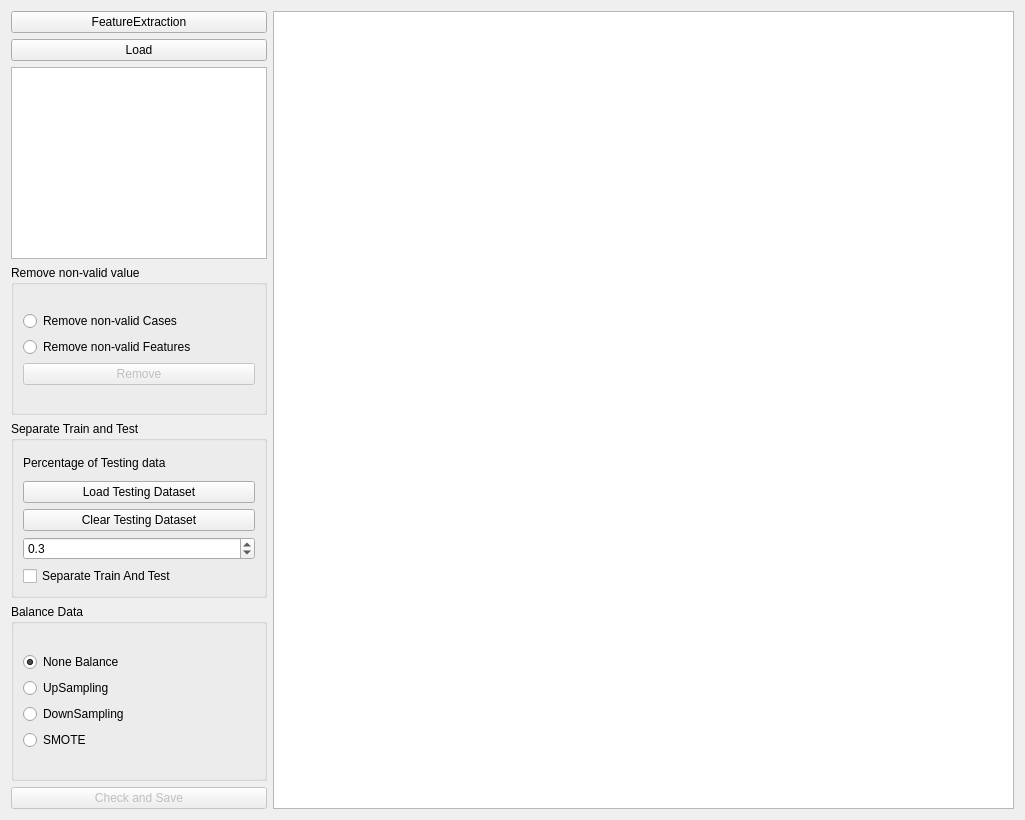
Before: the Qt Designer form GUI/Prepare.ui in salan668/FAE, drawn with Qt 5.
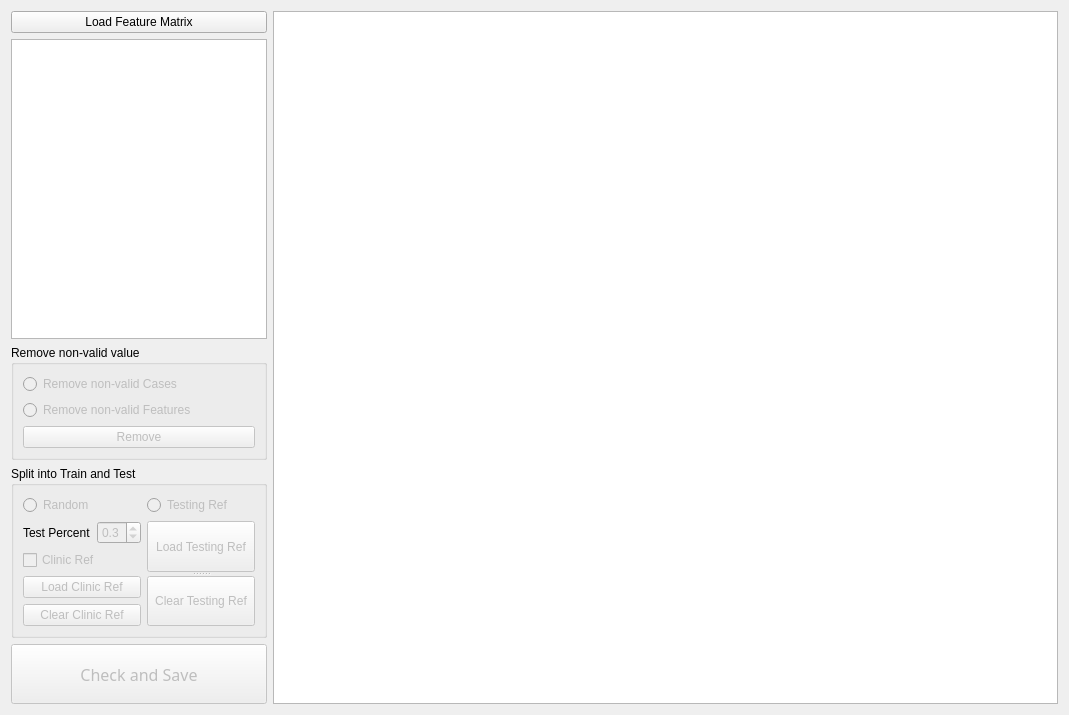
After: the same form once the commit is applied.

Diff of the .ui file:
```diff
--- a/GUI/Prepare.ui
+++ b/GUI/Prepare.ui
@@ -6,8 +6,8 @@
    <rect>
     <x>0</x>
     <y>0</y>
-    <width>1025</width>
-    <height>820</height>
+    <width>1069</width>
+    <height>697</height>
    </rect>
   </property>
   <property name="windowTitle">
@@ -21,13 +21,6 @@
        <property name="sizeConstraint">
         <enum>QLayout::SetDefaultConstraint</enum>
        </property>
-       <item>
-        <widget class="QPushButton" name="FeatureExtractionButton">
-         <property name="text">
-          <string>FeatureExtraction</string>
-         </property>
-        </widget>
-       </item>
        <item>
         <widget class="QPushButton" name="buttonLoad">
          <property name="sizePolicy">
@@ -43,7 +36,7 @@
           </size>
          </property>
          <property name="text">
-          <string>Load</string>
+          <string>Load Feature Matrix</string>
          </property>
         </widget>
        </item>
@@ -55,10 +48,16 @@
            <verstretch>0</verstretch>
           </sizepolicy>
          </property>
+         <property name="minimumSize">
+          <size>
+           <width>0</width>
+           <height>300</height>
+          </size>
+         </property>
          <property name="maximumSize">
           <size>
            <width>16777215</width>
-           <height>200</height>
+           <height>16777215</height>
           </size>
          </property>
          <property name="font">
@@ -91,6 +90,9 @@
            <layout class="QVBoxLayout" name="verticalLayout_2">
             <item>
              <widget class="QRadioButton" name="radioRemoveNonvalidCases">
+              <property name="enabled">
+               <bool>false</bool>
+              </property>
               <property name="text">
                <string>Remove non-valid Cases</string>
               </property>
@@ -98,6 +100,9 @@
             </item>
             <item>
              <widget class="QRadioButton" name="radioRemoveNonvalidFeatures">
+              <property name="enabled">
+               <bool>false</bool>
+              </property>
               <property name="text">
                <string>Remove non-valid Features</string>
               </property>
@@ -121,34 +126,49 @@
        <item>
         <widget class="QGroupBox" name="groupSeparate">
          <property name="title">
-          <string>Separate Train and Test</string>
+          <string>Split into Train and Test</string>
          </property>
+         <layout class="QGridLayout" name="gridLayout_3">
+          <item row="0" column="0">
+           <layout class="QVBoxLayout" name="verticalLayout_4">
+            <item>
          <layout class="QGridLayout" name="gridLayout_2">
           <item row="0" column="0">
+               <widget class="QRadioButton" name="radioSplitRandom">
+                <property name="enabled">
+                 <bool>false</bool>
+                </property>
+                <property name="text">
+                 <string>Random</string>
+                </property>
+               </widget>
+              </item>
+              <item row="0" column="1">
+               <widget class="QRadioButton" name="radioSplitRef">
+                <property name="enabled">
+                 <bool>false</bool>
+                </property>
+                <property name="text">
+                 <string>Testing Ref</string>
+                </property>
+               </widget>
+              </item>
+              <item row="1" column="0">
            <layout class="QVBoxLayout" name="verticalLayout_3">
             <item>
+                 <layout class="QHBoxLayout" name="horizontalLayout_2">
+                  <item>
              <widget class="QLabel" name="label">
               <property name="text">
-               <string>Percentage of Testing data</string>
-              </property>
-             </widget>
-            </item>
-            <item>
-             <widget class="QPushButton" name="loadTestingReference">
-              <property name="text">
-               <string>Load Testing Dataset</string>
-              </property>
-             </widget>
-            </item>
-            <item>
-             <widget class="QPushButton" name="clearTestingReference">
-              <property name="text">
-               <string>Clear Testing Dataset</string>
+                     <string>Test Percent</string>
               </property>
              </widget>
             </item>
             <item>
              <widget class="QDoubleSpinBox" name="spinBoxSeparate">
+                    <property name="enabled">
+                     <bool>false</bool>
+                    </property>
               <property name="decimals">
                <number>1</number>
               </property>
@@ -163,59 +183,77 @@
               </property>
              </widget>
             </item>
+                 </layout>
+                </item>
             <item>
-             <widget class="QCheckBox" name="checkSeparate">
-              <property name="text">
-               <string>Separate Train And Test</string>
-              </property>
-              <property name="tristate">
+                 <widget class="QCheckBox" name="checkUseClinicRef">
+                  <property name="enabled">
                <bool>false</bool>
               </property>
-             </widget>
-            </item>
-           </layout>
-          </item>
-         </layout>
-        </widget>
-       </item>
+                  <property name="text">
+                   <string>Clinic Ref</string>
+                  </property>
+                 </widget>
+                </item>
        <item>
-        <widget class="QGroupBox" name="groupBox_3">
-         <property name="title">
-          <string>Balance Data</string>
-         </property>
-         <layout class="QGridLayout" name="gridLayout_3">
-          <item row="0" column="0">
-           <layout class="QVBoxLayout" name="verticalLayout_4">
-            <item>
-             <widget class="QRadioButton" name="radioNoneBalance">
+                 <widget class="QPushButton" name="loadClinicRef">
+                  <property name="enabled">
+                   <bool>false</bool>
+                  </property>
               <property name="text">
-               <string>None Balance</string>
-              </property>
-              <property name="checked">
-               <bool>true</bool>
-              </property>
+                   <string>Load Clinic Ref</string>
+                  </property>
              </widget>
             </item>
             <item>
-             <widget class="QRadioButton" name="radioUpSampling">
+                 <widget class="QPushButton" name="clearClinicRef">
+                  <property name="enabled">
+                   <bool>false</bool>
+                  </property>
               <property name="text">
-               <string>UpSampling</string>
+                   <string>Clear Clinic Ref</string>
               </property>
              </widget>
             </item>
-            <item>
-             <widget class="QRadioButton" name="radioDownSampling">
+               </layout>
+              </item>
+              <item row="1" column="1">
+               <widget class="QSplitter" name="splitter">
+                <property name="orientation">
+                 <enum>Qt::Vertical</enum>
+                </property>
+                <widget class="QPushButton" name="loadTestingReference">
+                 <property name="enabled">
+                  <bool>false</bool>
+                 </property>
               <property name="text">
-               <string>DownSampling</string>
-              </property>
-             </widget>
-            </item>
-            <item>
-             <widget class="QRadioButton" name="radioSmote">
+                  <string>Load Testing Ref</string>
+                 </property>
+                </widget>
+                <widget class="QPushButton" name="clearTestingReference">
+                 <property name="enabled">
+                  <bool>false</bool>
+                 </property>
               <property name="text">
-               <string>SMOTE</string>
-              </property>
-             </widget>
+                  <string>Clear Testing Ref</string>
+                 </property>
+                </widget>
+               </widget>
+              </item>
+             </layout>
+            </item>
+            <item>
+             <spacer name="verticalSpacer_2">
+              <property name="orientation">
+               <enum>Qt::Vertical</enum>
+              </property>
+              <property name="sizeHint" stdset="0">
+               <size>
+                <width>20</width>
+                <height>40</height>
+               </size>
+              </property>
+             </spacer>
             </item>
            </layout>
           </item>
@@ -227,6 +265,18 @@
          <property name="enabled">
           <bool>false</bool>
          </property>
+         <property name="minimumSize">
+          <size>
+           <width>0</width>
+           <height>60</height>
+          </size>
+         </property>
+         <property name="font">
+          <font>
+           <family>Adobe Devanagari</family>
+           <pointsize>12</pointsize>
+          </font>
+         </property>
          <property name="text">
           <string>Check and Save</string>
          </property>
@@ -235,7 +285,14 @@
       </layout>
      </item>
      <item>
-      <widget class="QTableWidget" name="tableFeature"/>
+      <widget class="QTableWidget" name="tableFeature">
+       <property name="minimumSize">
+        <size>
+         <width>600</width>
+         <height>0</height>
+        </size>
+       </property>
+      </widget>
      </item>
     </layout>
    </item>
```
Left out of the diff: 4 changed lines with no effect on the pictures. Lines whose indentation alone changed are shown as unchanged.
